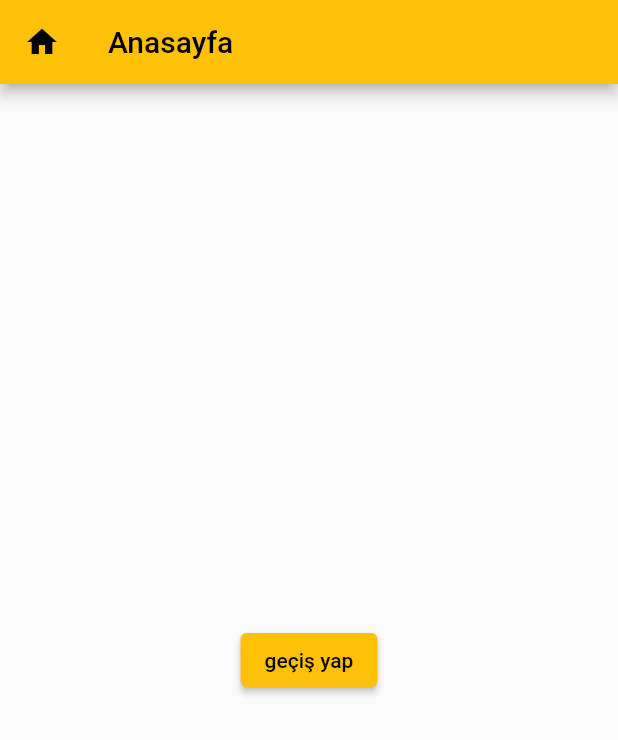
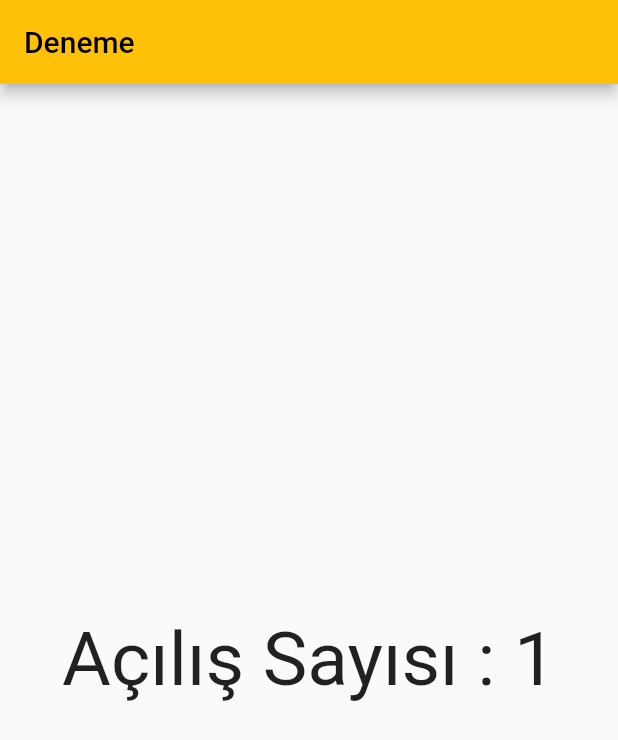
Before and after one commit to kececibora/Flutter-Basic-Training, a Flutter app: the screen it shows after launch, on a phone screen of 412 x 824 dp. Shown: the top 740 px of the screen. Run offline on Flutter 3.47's test engine with Material 2 defaults, Android fonts, the phone set to English and light mode, and no system bars; our stand-ins replace shared_preferences.

```diff
--- a/lib/main.dart
+++ b/lib/main.dart
@@ -1,6 +1,4 @@
-import 'package:flutter/gestures.dart';
 import 'package:flutter/material.dart';
-import 'package:yemek_tarifi/Sayfa1.dart';
 import 'package:shared_preferences/shared_preferences.dart';
 
 void main() {
@@ -25,57 +23,50 @@ class MyApp extends StatelessWidget {
 }
 
 class MyHomePage extends StatefulWidget {
+  const MyHomePage({super.key});
+
   @override
   State<MyHomePage> createState() => _MyHomePageState();
 }
 
 class _MyHomePageState extends State<MyHomePage> {
-  Future<void> veriKaydi() async {
+  int sayac = 0;
+
+  Future<void> sayacKontrol() async {
     var sp = await SharedPreferences.getInstance();
-    sp.setString("ad", "Bora");
-    sp.setInt("yas", 28);
-    sp.setDouble("boy", 1.78);
-    sp.setBool("bekarMi", true);
 
-    var arkadasListe = <String>[];
-    arkadasListe.add("Suna");
-    arkadasListe.add("Ali");
-    sp.setStringList("arkadasListe", arkadasListe);
+    sayac = sp.getInt("sayac") ?? 0;
+
+    setState(() {
+      sayac = sayac + 1;
+    });
+
+    sp.setInt("sayac", sayac);
+  }
+
+  @override
+  void initState() {
+    sayacKontrol();
+    super.initState();
   }
 
   @override
   Widget build(BuildContext context) {
-    var ekranBilgisi = MediaQuery.of(context);
-    final double ekranYuksekligi = ekranBilgisi.size.height;
-    final double ekranGenisligi = ekranBilgisi.size.height;
-
     return Scaffold(
       appBar: AppBar(
-        title: Text("Anasayfa"),
-        leading: IconButton(
-          onPressed: () {
-            print("deneme");
-            Navigator.push(
-                context, MaterialPageRoute(builder: (context) => MyApp()));
-          },
-          icon: Icon(Icons.home),
+        title: Text("Deneme"),
+      ),
+      body: Center(
+        child: Column(
+          children: <Widget>[
+            Text(
+              "Açılış Sayısı : $sayac",
+              style: TextStyle(fontSize: 50),
+            )
+          ],
+          mainAxisAlignment: MainAxisAlignment.center,
         ),
       ),
-      body: Center(
-          child: Column(
-        mainAxisAlignment: MainAxisAlignment.center,
-        children: [
-          ElevatedButton(
-              onPressed: () {
-                veriKaydi();
-                Navigator.push(
-                  context,
-                  MaterialPageRoute(builder: (context) => SayfaA()),
-                );
-              },
-              child: Text("geçiş yap"))
-        ],
-      )),
     );
   }
 }
```
Also changed, not shown: lib/completed/Open_Counter(Shared-Preferences)/appopencount.dart (added, +72 -0 lines), lib/completed/Shared_Preferences+Navigation/mainpage.dart (added, +81 -0 lines), lib/completed/Open_Counter(Shared-Preferences)/yemekTarifi.dart (renamed from lib/completed/yemekTarifi.dart), lib/completed/Shared_Preferences+Navigation/Sayfa1.dart (renamed from lib/Sayfa1.dart).
